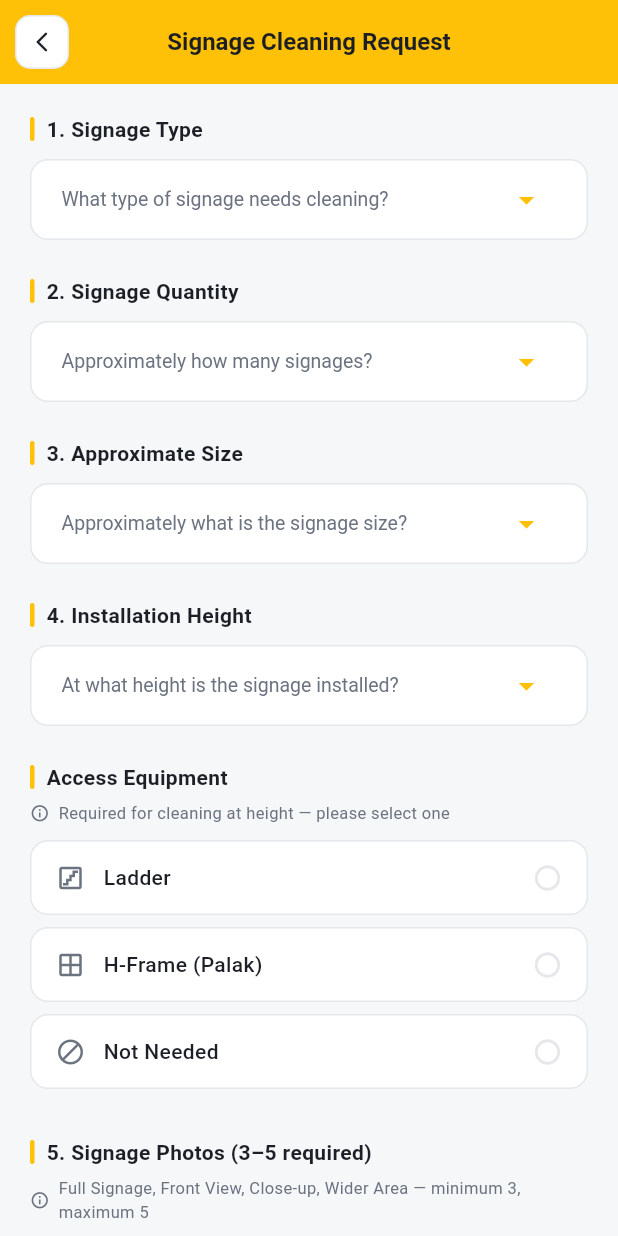
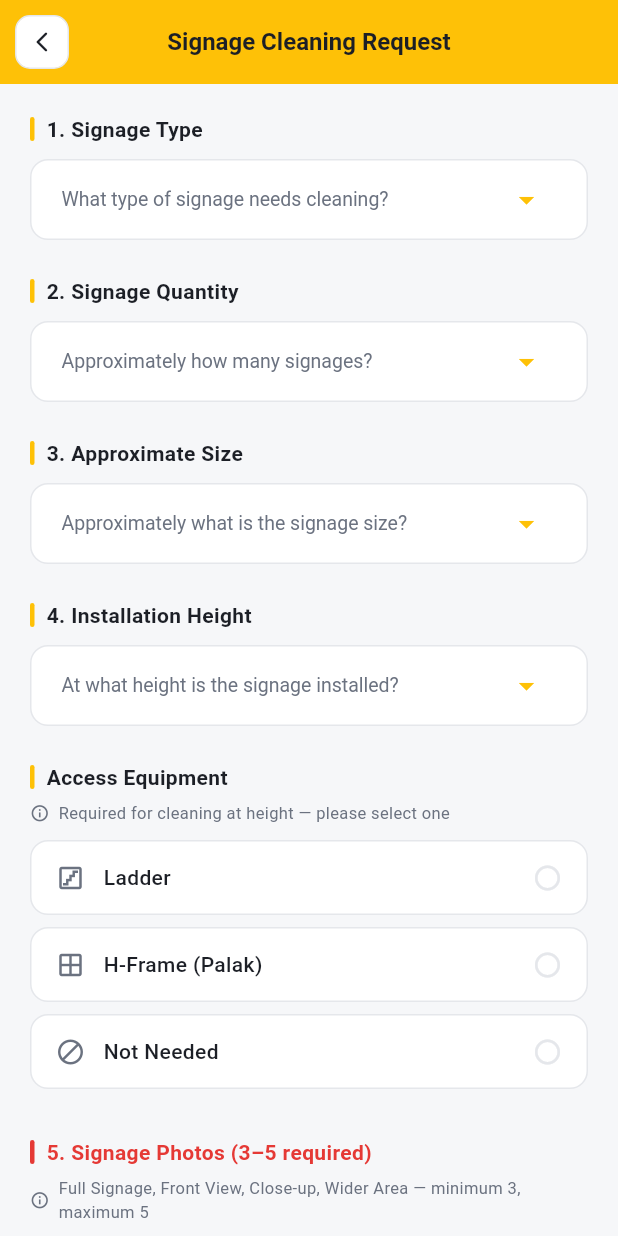
Before and after one commit to shaileshpatel008/SignageSurgeonFlutter, a Flutter app: the CleaningRequestScreen screen opened by its route, on a phone screen of 412 x 824 dp. Run offline on Flutter 3.47's test engine with Material 3 defaults, Android fonts, the phone set to English and light mode, and no system bars; our stand-ins replace cloud_firestore, firebase_auth, firebase_core, firebase_messaging, firebase_storage, flutter_bloc and 8 more; missing offline and left inert: razorpay_flutter, video_compress; accounts and stored records are empty.

Commit message:
Fix silent submit buttons: show validation message instead of doing nothing
Every request/save screen (Repairing, Rebranding, New Signage, Cleaning,
AMC, Sign Shoppy, Manage Addresses) disabled its submit/save button via
onPressed: (_canSubmit && !_submitting) ? _onSubmitPressed : null. A
disabled Flutter button (onPressed: null) never fires its tap handler at
all -- so when a user tapped Pay/Submit/Save with required fields
missing, literally nothing happened, not even the _showSnack validation
message already written inside _onSubmitPressed/_save for exactly that
case. That message was unreachable dead code.

Fixed by always wiring onPressed to the handler (only disabled while
actively submitting/saving), so the existing validation check at the top
of each handler now actually runs on tap and shows its message.

Also: the 4 screens with a photo requirement (Repairing, Rebranding, New
Signage: min 2; Cleaning: min 3) now turn their "Photos" section label
red while the count is still below the minimum, instead of staying navy
throughout -- a persistent visual cue, not just a toast that disappears.

Co-Authored-By: Claude Sonnet 5 <noreply@anthropic.com>
Claude-Session: https://claude.ai/code/session_01UCki78TAvbkusvfYgY8N5V

```diff
--- a/lib/features/service_request/screens/amc_request_screen.dart
+++ b/lib/features/service_request/screens/amc_request_screen.dart
@@ -1168,7 +1168,11 @@ class _AmcRequestScreenState extends State<AmcRequestScreen> {
       width: double.infinity,
       height: 54,
       child: ElevatedButton(
-        onPressed: (_canSubmit && !_submitting) ? _onSubmitPressed : null,
+        // Always wired to _onSubmitPressed (not gated on _canSubmit) so a tap
+        // while required fields are missing still runs the validation check
+        // and shows the _showSnack message — a disabled button (onPressed:
+        // null) swallows taps with zero feedback, which was the actual bug.
+        onPressed: _submitting ? null : _onSubmitPressed,
         style: ElevatedButton.styleFrom(backgroundColor: AppColors.yellow, disabledBackgroundColor: AppColors.greyLight, foregroundColor: AppColors.navy, shape: RoundedRectangleBorder(borderRadius: BorderRadius.circular(14)), elevation: 2),
         child: _submitting
             ? const SizedBox(width: 22, height: 22, child: CircularProgressIndicator(strokeWidth: 2, color: AppColors.navy))
--- a/lib/features/service_request/screens/cleaning_request_screen.dart
+++ b/lib/features/service_request/screens/cleaning_request_screen.dart
@@ -587,7 +587,7 @@ class _CleaningRequestScreenState extends State<CleaningRequestScreen> {
               ],
               const SizedBox(height: 24),
 
-              _sectionLabel('5. Signage Photos (3–5 required)'),
+              _sectionLabel('5. Signage Photos (3–5 required)', isError: _filledPhotoCount < 3),
               const SizedBox(height: 6),
               _buildNote('Full Signage, Front View, Close-up, Wider Area — minimum 3, maximum 5'),
               const SizedBox(height: 10),
@@ -645,12 +645,13 @@ class _CleaningRequestScreenState extends State<CleaningRequestScreen> {
     );
   }
 
-  Widget _sectionLabel(String label) {
+  Widget _sectionLabel(String label, {bool isError = false}) {
+    final color = isError ? AppColors.red : AppColors.navy;
     return Row(
       children: [
-        Container(width: 3, height: 16, decoration: BoxDecoration(color: AppColors.serviceAccent, borderRadius: BorderRadius.circular(2))),
+        Container(width: 3, height: 16, decoration: BoxDecoration(color: isError ? AppColors.red : AppColors.serviceAccent, borderRadius: BorderRadius.circular(2))),
         const SizedBox(width: 8),
-        Expanded(child: Text(label, style: const TextStyle(color: AppColors.navy, fontSize: 14, fontWeight: FontWeight.w700))),
+        Expanded(child: Text(label, style: TextStyle(color: color, fontSize: 14, fontWeight: FontWeight.w700))),
       ],
     );
   }
@@ -999,7 +1000,11 @@ class _CleaningRequestScreenState extends State<CleaningRequestScreen> {
       width: double.infinity,
       height: 54,
       child: ElevatedButton(
-        onPressed: (_canSubmit && !_submitting) ? _onSubmitPressed : null,
+        // Always wired to _onSubmitPressed (not gated on _canSubmit) so a tap
+        // while required fields are missing still runs the validation check
+        // and shows the _showSnack message — a disabled button (onPressed:
+        // null) swallows taps with zero feedback, which was the actual bug.
+        onPressed: _submitting ? null : _onSubmitPressed,
         style: ElevatedButton.styleFrom(backgroundColor: AppColors.yellow, disabledBackgroundColor: AppColors.greyLight, foregroundColor: AppColors.navy, shape: RoundedRectangleBorder(borderRadius: BorderRadius.circular(14)), elevation: 2),
         child: _submitting
             ? const SizedBox(width: 22, height: 22, child: CircularProgressIndicator(strokeWidth: 2, color: AppColors.navy))
--- a/lib/features/service_request/screens/sign_shoppy_interest_screen.dart
+++ b/lib/features/service_request/screens/sign_shoppy_interest_screen.dart
@@ -542,7 +542,11 @@ class _SignShoppyInterestScreenState extends State<SignShoppyInterestScreen> {
       width: double.infinity,
       height: 54,
       child: ElevatedButton(
-        onPressed: (_canSubmit && !_submitting) ? _onSubmitPressed : null,
+        // Always wired to _onSubmitPressed (not gated on _canSubmit) so a tap
+        // while required fields are missing still runs the validation check
+        // and shows the _showSnack message — a disabled button (onPressed:
+        // null) swallows taps with zero feedback, which was the actual bug.
+        onPressed: _submitting ? null : _onSubmitPressed,
         style: ElevatedButton.styleFrom(backgroundColor: AppColors.yellow, disabledBackgroundColor: AppColors.greyLight, foregroundColor: AppColors.navy, shape: RoundedRectangleBorder(borderRadius: BorderRadius.circular(14)), elevation: 2),
         child: _submitting
             ? const SizedBox(width: 22, height: 22, child: CircularProgressIndicator(strokeWidth: 2, color: AppColors.navy))
```
Also changed, not shown: lib/features/auth/screens/manage_addresses_screen.dart (+6 -1 lines), lib/features/service_request/screens/new_signage_request_screen.dart (+10 -5 lines), lib/features/service_request/screens/rebranding_request_screen.dart (+10 -5 lines), lib/features/service_request/screens/repairing_request_screen.dart (+11 -6 lines).
